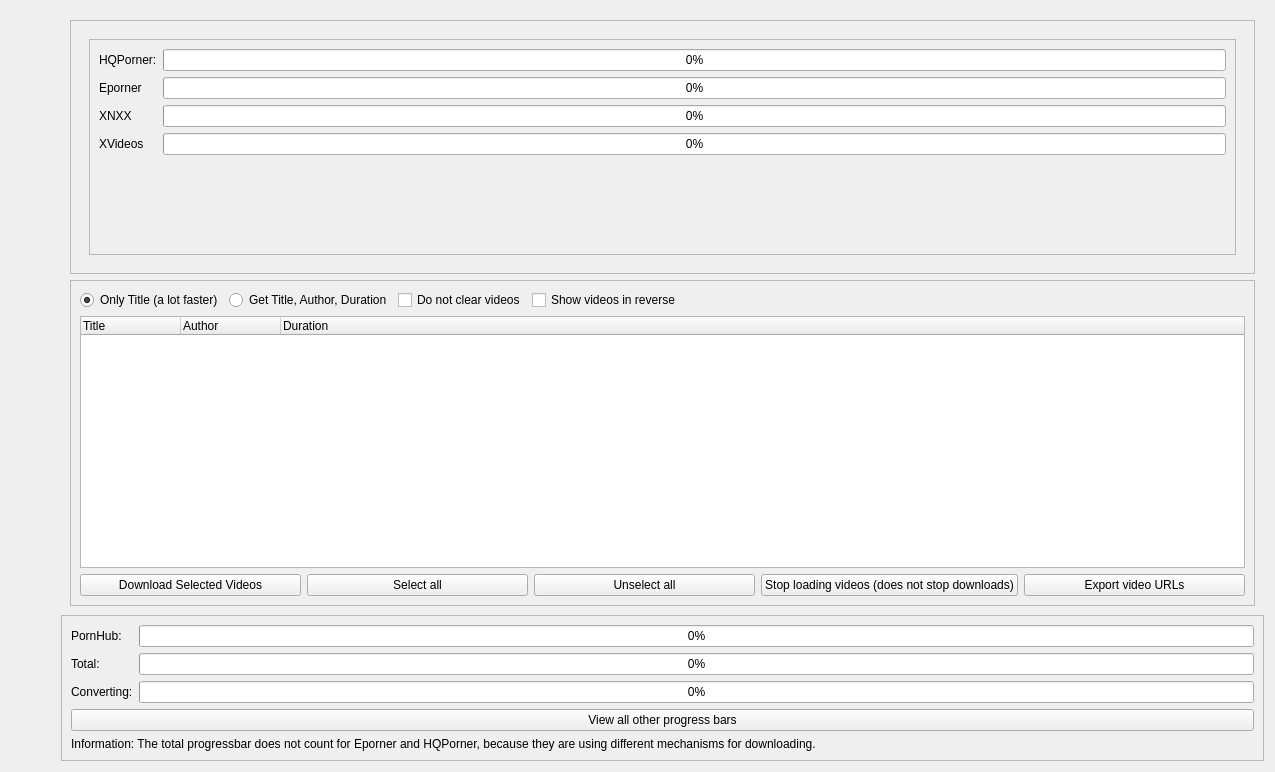
This is src/frontend/form_desktop.ui in EchterAlsFake/Porn_Fetch as Qt 5 draws it before an edit. The edited form follows.
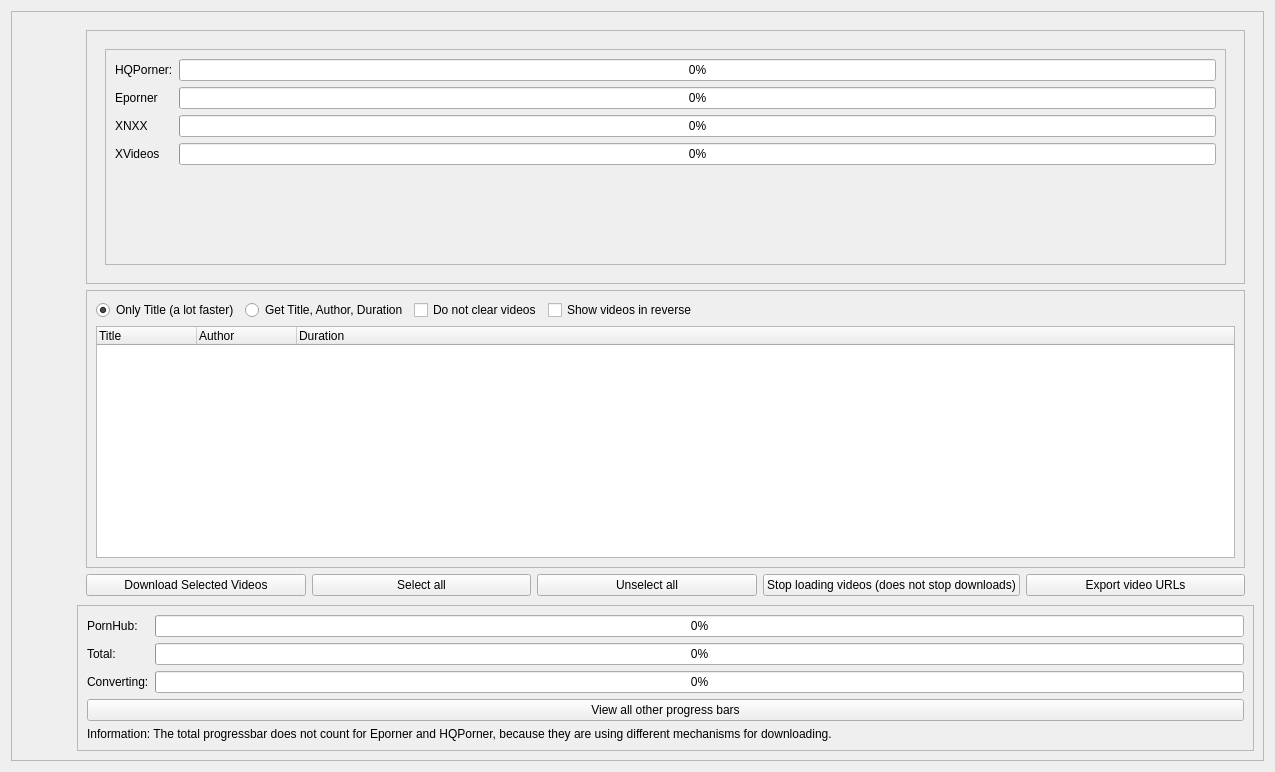
This is the edited form.

Commit message: - first attempt of fixing the layout

```diff
--- a/src/frontend/form_desktop.ui
+++ b/src/frontend/form_desktop.ui
@@ -27,157 +27,25 @@
   </property>
   <layout class="QGridLayout" name="gridLayout_16">
    <item row="0" column="0">
-    <layout class="QGridLayout" name="main_gridlayout">
-     <property name="spacing">
-      <number>0</number>
+    <widget class="QScrollArea" name="scroll_area_really_important_lol">
+     <property name="horizontalScrollBarPolicy">
+      <enum>Qt::ScrollBarAsNeeded</enum>
      </property>
-     <item row="0" column="0">
-      <layout class="QVBoxLayout" name="verticallayout_sidebar">
-       <item>
-        <widget class="QPushButton" name="button_switch_home">
-         <property name="minimumSize">
-          <size>
-           <width>50</width>
-           <height>50</height>
-          </size>
-         </property>
-         <property name="cursor">
-          <cursorShape>PointingHandCursor</cursorShape>
-         </property>
-         <property name="styleSheet">
-          <string notr="true">border: none</string>
-         </property>
-         <property name="text">
-          <string/>
-         </property>
-         <property name="iconSize">
-          <size>
-           <width>32</width>
-           <height>32</height>
-          </size>
-         </property>
-        </widget>
-       </item>
-       <item>
-        <widget class="QPushButton" name="button_switch_account">
-         <property name="minimumSize">
-          <size>
-           <width>50</width>
-           <height>50</height>
-          </size>
-         </property>
-         <property name="cursor">
-          <cursorShape>PointingHandCursor</cursorShape>
-         </property>
-         <property name="styleSheet">
-          <string notr="true">border: none</string>
-         </property>
-         <property name="text">
-          <string/>
-         </property>
-         <property name="iconSize">
-          <size>
-           <width>32</width>
-           <height>32</height>
-          </size>
-         </property>
-        </widget>
-       </item>
-       <item>
-        <widget class="QPushButton" name="button_switch_tools">
-         <property name="minimumSize">
-          <size>
-           <width>50</width>
-           <height>50</height>
-          </size>
-         </property>
-         <property name="font">
-          <font>
-           <pointsize>9</pointsize>
-          </font>
-         </property>
-         <property name="cursor">
-          <cursorShape>PointingHandCursor</cursorShape>
-         </property>
-         <property name="styleSheet">
-          <string notr="true">border: none</string>
-         </property>
-         <property name="text">
-          <string/>
-         </property>
-         <property name="iconSize">
-          <size>
-           <width>32</width>
-           <height>32</height>
-          </size>
-         </property>
-        </widget>
-       </item>
-       <item>
-        <widget class="QPushButton" name="button_switch_settings">
-         <property name="minimumSize">
-          <size>
-           <width>50</width>
-           <height>50</height>
-          </size>
-         </property>
-         <property name="cursor">
-          <cursorShape>PointingHandCursor</cursorShape>
-         </property>
-         <property name="styleSheet">
-          <string notr="true">border: none;</string>
-         </property>
-         <property name="text">
-          <string/>
-         </property>
-         <property name="iconSize">
-          <size>
-           <width>32</width>
-           <height>32</height>
-          </size>
-         </property>
-        </widget>
-       </item>
-       <item>
-        <widget class="QPushButton" name="button_switch_credits">
-         <property name="minimumSize">
-          <size>
-           <width>50</width>
-           <height>50</height>
-          </size>
-         </property>
-         <property name="cursor">
-          <cursorShape>PointingHandCursor</cursorShape>
-         </property>
-         <property name="styleSheet">
-          <string notr="true">border: none;</string>
-         </property>
-         <property name="text">
-          <string/>
-         </property>
-         <property name="iconSize">
-          <size>
-           <width>32</width>
-           <height>32</height>
-          </size>
-         </property>
-        </widget>
-       </item>
-       <item>
-        <spacer name="vertical_spacer_sidebar">
-         <property name="orientation">
-          <enum>Qt::Vertical</enum>
-         </property>
-         <property name="sizeHint" stdset="0">
-          <size>
-           <width>20</width>
-           <height>40</height>
-          </size>
-         </property>
-        </spacer>
-       </item>
-      </layout>
-     </item>
+     <property name="widgetResizable">
+      <bool>true</bool>
+     </property>
+     <widget class="QWidget" name="scrollAreaWidgetContents_4">
+      <property name="geometry">
+       <rect>
+        <x>0</x>
+        <y>0</y>
+        <width>1255</width>
+        <height>752</height>
+       </rect>
+      </property>
+      <layout class="QGridLayout" name="gridLayout_22">
+       <item row="0" column="0">
+        <layout class="QGridLayout" name="gridLayout_21">
      <item row="0" column="1">
       <widget class="QWidget" name="main_widget" native="true">
        <layout class="QGridLayout" name="gridLayout_13">
@@ -196,133 +64,6 @@
         <property name="spacing">
          <number>0</number>
         </property>
-        <item row="2" column="0">
-         <widget class="QScrollArea" name="scrollarea_status">
-          <property name="sizePolicy">
-           <sizepolicy hsizetype="Minimum" vsizetype="Maximum">
-            <horstretch>0</horstretch>
-            <verstretch>0</verstretch>
-           </sizepolicy>
-          </property>
-          <property name="widgetResizable">
-           <bool>true</bool>
-          </property>
-          <widget class="QWidget" name="scrollAreaWidgetContents_5">
-           <property name="geometry">
-            <rect>
-             <x>0</x>
-             <y>0</y>
-             <width>1201</width>
-             <height>146</height>
-            </rect>
-           </property>
-           <layout class="QGridLayout" name="gridLayout_33">
-            <item row="1" column="0">
-             <layout class="QGridLayout" name="gridlayout_status">
-              <item row="0" column="0">
-               <widget class="QLabel" name="label_progress_pornhub">
-                <property name="sizePolicy">
-                 <sizepolicy hsizetype="Fixed" vsizetype="Fixed">
-                  <horstretch>0</horstretch>
-                  <verstretch>0</verstretch>
-                 </sizepolicy>
-                </property>
-                <property name="text">
-                 <string>PornHub:</string>
-                </property>
-               </widget>
-              </item>
-              <item row="0" column="1">
-               <widget class="QProgressBar" name="progressbar_pornhub">
-                <property name="sizePolicy">
-                 <sizepolicy hsizetype="MinimumExpanding" vsizetype="Fixed">
-                  <horstretch>0</horstretch>
-                  <verstretch>0</verstretch>
-                 </sizepolicy>
-                </property>
-                <property name="minimumSize">
-                 <size>
-                  <width>300</width>
-                  <height>0</height>
-                 </size>
-                </property>
-                <property name="value">
-                 <number>0</number>
-                </property>
-               </widget>
-              </item>
-              <item row="1" column="0">
-               <widget class="QLabel" name="label_total_progress">
-                <property name="sizePolicy">
-                 <sizepolicy hsizetype="Fixed" vsizetype="Fixed">
-                  <horstretch>0</horstretch>
-                  <verstretch>0</verstretch>
-                 </sizepolicy>
-                </property>
-                <property name="text">
-                 <string>Total:</string>
-                </property>
-               </widget>
-              </item>
-              <item row="1" column="1">
-               <widget class="QProgressBar" name="progressbar_total">
-                <property name="sizePolicy">
-                 <sizepolicy hsizetype="MinimumExpanding" vsizetype="Fixed">
-                  <horstretch>0</horstretch>
-                  <verstretch>0</verstretch>
-                 </sizepolicy>
-                </property>
-                <property name="minimumSize">
-                 <size>
-                  <width>300</width>
-                  <height>0</height>
-                 </size>
-                </property>
-                <property name="value">
-                 <number>0</number>
-                </property>
-               </widget>
-              </item>
-              <item row="9" column="0" colspan="2">
-               <widget class="QLabel" name="label_progress_information">
-                <property name="sizePolicy">
-                 <sizepolicy hsizetype="Fixed" vsizetype="Fixed">
-                  <horstretch>0</horstretch>
-                  <verstretch>0</verstretch>
-                 </sizepolicy>
-                </property>
-                <property name="text">
-                 <string>Information: The total progressbar does not count for Eporner and HQPorner, because they are using different mechanisms for downloading.</string>
-                </property>
-               </widget>
-              </item>
-              <item row="8" column="0" colspan="2">
-               <widget class="QPushButton" name="button_view_all_progress_bars">
-                <property name="text">
-                 <string>View all other progress bars</string>
-                </property>
-               </widget>
-              </item>
-              <item row="2" column="0">
-               <widget class="QLabel" name="label_progress_converting">
-                <property name="text">
-                 <string>Converting:</string>
-                </property>
-               </widget>
-              </item>
-              <item row="2" column="1">
-               <widget class="QProgressBar" name="progressbar_converting">
-                <property name="value">
-                 <number>0</number>
-                </property>
-               </widget>
-              </item>
-             </layout>
-            </item>
-           </layout>
-          </widget>
-         </widget>
-        </item>
         <item row="1" column="0">
          <widget class="QStackedWidget" name="stacked_widget_main">
           <property name="styleSheet">
@@ -333,203 +74,7 @@
           </property>
           <widget class="QWidget" name="widget">
            <layout class="QGridLayout" name="gridLayout_8">
-            <item row="1" column="0">
-             <layout class="QVBoxLayout" name="verticallayout_treewidget">
-              <item>
-               <widget class="QScrollArea" name="scrollarea_treewidget">
-                <property name="widgetResizable">
-                 <bool>true</bool>
-                </property>
-                <widget class="QWidget" name="scrollAreaWidgetContents_3">
-                 <property name="geometry">
-                  <rect>
-                   <x>0</x>
-                   <y>0</y>
-                   <width>1181</width>
-                   <height>318</height>
-                  </rect>
-                 </property>
-                 <layout class="QGridLayout" name="gridLayout_4">
-                  <item row="1" column="0">
-                   <layout class="QHBoxLayout" name="horizontallayout_treewidget_buttons">
-                    <item>
-                     <widget class="QPushButton" name="button_tree_download">
-                      <property name="cursor">
-                       <cursorShape>PointingHandCursor</cursorShape>
-                      </property>
-                      <property name="styleSheet">
-                       <string notr="true"/>
-                      </property>
-                      <property name="text">
-                       <string>Download Selected Videos</string>
-                      </property>
-                     </widget>
-                    </item>
-                    <item>
-                     <widget class="QPushButton" name="button_tree_select_all">
-                      <property name="cursor">
-                       <cursorShape>PointingHandCursor</cursorShape>
-                      </property>
-                      <property name="styleSheet">
-                       <string notr="true"/>
-                      </property>
-                      <property name="text">
-                       <string>Select all</string>
-                      </property>
-                     </widget>
-                    </item>
-                    <item>
-                     <widget class="QPushButton" name="button_tree_unselect_all">
-                      <property name="cursor">
-                       <cursorShape>PointingHandCursor</cursorShape>
-                      </property>
-                      <property name="styleSheet">
-                       <string notr="true"/>
-                      </property>
-                      <property name="text">
-                       <string>Unselect all</string>
-                      </property>
-                     </widget>
-                    </item>
-                    <item>
-                     <widget class="QPushButton" name="button_stop">
-                      <property name="text">
-                       <string>Stop loading videos (does not stop downloads)</string>
-                      </property>
-                     </widget>
-                    </item>
-                    <item>
-                     <widget class="QPushButton" name="button_export_video_urls">
-                      <property name="text">
-                       <string>Export video URLs</string>
-                      </property>
-                     </widget>
-                    </item>
-                   </layout>
-                  </item>
-                  <item row="0" column="0">
-                   <layout class="QVBoxLayout" name="verticallayout_treewidget_settings">
-                    <item>
-                     <layout class="QHBoxLayout" name="horizontallayout_treewidget_settings">
-                      <item>
-                       <widget class="QRadioButton" name="radio_tree_show_title">
-                        <property name="sizePolicy">
-                         <sizepolicy hsizetype="Fixed" vsizetype="Fixed">
-                          <horstretch>0</horstretch>
-                          <verstretch>0</verstretch>
-                         </sizepolicy>
-                        </property>
-                        <property name="cursor">
-                         <cursorShape>PointingHandCursor</cursorShape>
-                        </property>
-                        <property name="text">
-                         <string>Only Title (a lot faster)</string>
-                        </property>
-                        <property name="checked">
-                         <bool>true</bool>
-                        </property>
-                       </widget>
-                      </item>
-                      <item>
-                       <widget class="QRadioButton" name="radio_tree_show_all">
-                        <property name="sizePolicy">
-                         <sizepolicy hsizetype="Fixed" vsizetype="Fixed">
-                          <horstretch>0</horstretch>
-                          <verstretch>0</verstretch>
-                         </sizepolicy>
-                        </property>
-                        <property name="cursor">
-                         <cursorShape>PointingHandCursor</cursorShape>
-                        </property>
-                        <property name="toolTip">
-                         <string/>
-                        </property>
-                        <property name="styleSheet">
-                         <string notr="true"/>
-                        </property>
-                        <property name="text">
-                         <string>Get Title, Author, Duration</string>
-                        </property>
-                        <property name="checkable">
-                         <bool>true</bool>
-                        </property>
-                        <property name="checked">
-                         <bool>false</bool>
-                        </property>
-                       </widget>
-                      </item>
-                      <item>
-                       <widget class="QCheckBox" name="checkbox_do_not_clear_videos">
-                        <property name="text">
-                         <string>Do not clear videos</string>
-                        </property>
-                       </widget>
-                      </item>
-                      <item>
-                       <widget class="QCheckBox" name="checkbox_show_videos_reversed">
-                        <property name="cursor">
-                         <cursorShape>PointingHandCursor</cursorShape>
-                        </property>
-                        <property name="text">
-                         <string>Show videos in reverse</string>
-                        </property>
-                       </widget>
-                      </item>
-                      <item>
-                       <spacer name="horizontalSpacer">
-                        <property name="orientation">
-                         <enum>Qt::Horizontal</enum>
-                        </property>
-                        <property name="sizeHint" stdset="0">
-                         <size>
-                          <width>40</width>
-                          <height>20</height>
-                         </size>
-                        </property>
-                       </spacer>
-                      </item>
-                     </layout>
-                    </item>
-                    <item>
-                     <widget class="QTreeWidget" name="treeWidget">
-                      <property name="sizePolicy">
-                       <sizepolicy hsizetype="MinimumExpanding" vsizetype="MinimumExpanding">
-                        <horstretch>0</horstretch>
-                        <verstretch>0</verstretch>
-                       </sizepolicy>
-                      </property>
-                      <property name="minimumSize">
-                       <size>
-                        <width>100</width>
-                        <height>200</height>
-                       </size>
-                      </property>
-                      <column>
-                       <property name="text">
-                        <string notr="true">Title</string>
-                       </property>
-                      </column>
-                      <column>
-                       <property name="text">
-                        <string>Author</string>
-                       </property>
-                      </column>
-                      <column>
-                       <property name="text">
-                        <string>Duration</string>
-                       </property>
-                      </column>
-                     </widget>
-                    </item>
-                   </layout>
-                  </item>
-                 </layout>
-                </widget>
-               </widget>
-              </item>
-             </layout>
-            </item>
-            <item row="0" column="0">
+                <item row="0" column="1">
              <widget class="QScrollArea" name="scrollarea_stacked_top">
               <property name="sizePolicy">
                <sizepolicy hsizetype="Expanding" vsizetype="Maximum">
@@ -551,7 +96,7 @@
                 <rect>
                  <x>0</x>
                  <y>0</y>
-                 <width>1183</width>
+                     <width>1157</width>
                  <height>256</height>
                 </rect>
                </property>
@@ -1097,7 +642,7 @@
                         <rect>
                          <x>0</x>
                          <y>0</y>
-                         <width>1145</width>
+                             <width>1119</width>
                          <height>218</height>
                         </rect>
                        </property>
@@ -1525,6 +1070,202 @@
               </widget>
              </widget>
             </item>
+                <item row="1" column="1">
+                 <layout class="QVBoxLayout" name="verticallayout_treewidget">
+                  <item>
+                   <widget class="QScrollArea" name="scrollarea_treewidget">
+                    <property name="widgetResizable">
+                     <bool>true</bool>
+                    </property>
+                    <widget class="QWidget" name="scrollAreaWidgetContents_3">
+                     <property name="geometry">
+                      <rect>
+                       <x>0</x>
+                       <y>0</y>
+                       <width>1155</width>
+                       <height>268</height>
+                      </rect>
+                     </property>
+                     <layout class="QGridLayout" name="gridLayout_4">
+                      <item row="0" column="0">
+                       <layout class="QVBoxLayout" name="verticallayout_treewidget_settings">
+                        <item>
+                         <layout class="QHBoxLayout" name="horizontallayout_treewidget_settings">
+                          <item>
+                           <widget class="QRadioButton" name="radio_tree_show_title">
+                            <property name="sizePolicy">
+                             <sizepolicy hsizetype="Fixed" vsizetype="Fixed">
+                              <horstretch>0</horstretch>
+                              <verstretch>0</verstretch>
+                             </sizepolicy>
+                            </property>
+                            <property name="cursor">
+                             <cursorShape>PointingHandCursor</cursorShape>
+                            </property>
+                            <property name="text">
+                             <string>Only Title (a lot faster)</string>
+                            </property>
+                            <property name="checked">
+                             <bool>true</bool>
+                            </property>
+                           </widget>
+                          </item>
+                          <item>
+                           <widget class="QRadioButton" name="radio_tree_show_all">
+                            <property name="sizePolicy">
+                             <sizepolicy hsizetype="Fixed" vsizetype="Fixed">
+                              <horstretch>0</horstretch>
+                              <verstretch>0</verstretch>
+                             </sizepolicy>
+                            </property>
+                            <property name="cursor">
+                             <cursorShape>PointingHandCursor</cursorShape>
+                            </property>
+                            <property name="toolTip">
+                             <string/>
+                            </property>
+                            <property name="styleSheet">
+                             <string notr="true"/>
+                            </property>
+                            <property name="text">
+                             <string>Get Title, Author, Duration</string>
+                            </property>
+                            <property name="checkable">
+                             <bool>true</bool>
+                            </property>
+                            <property name="checked">
+                             <bool>false</bool>
+                            </property>
+                           </widget>
+                          </item>
+                          <item>
+                           <widget class="QCheckBox" name="checkbox_do_not_clear_videos">
+                            <property name="text">
+                             <string>Do not clear videos</string>
+                            </property>
+                           </widget>
+                          </item>
+                          <item>
+                           <widget class="QCheckBox" name="checkbox_show_videos_reversed">
+                            <property name="cursor">
+                             <cursorShape>PointingHandCursor</cursorShape>
+                            </property>
+                            <property name="text">
+                             <string>Show videos in reverse</string>
+                            </property>
+                           </widget>
+                          </item>
+                          <item>
+                           <spacer name="horizontalSpacer">
+                            <property name="orientation">
+                             <enum>Qt::Horizontal</enum>
+                            </property>
+                            <property name="sizeHint" stdset="0">
+                             <size>
+                              <width>40</width>
+                              <height>20</height>
+                             </size>
+                            </property>
+                           </spacer>
+                          </item>
+                         </layout>
+                        </item>
+                        <item>
+                         <widget class="QTreeWidget" name="treeWidget">
+                          <property name="sizePolicy">
+                           <sizepolicy hsizetype="MinimumExpanding" vsizetype="MinimumExpanding">
+                            <horstretch>0</horstretch>
+                            <verstretch>0</verstretch>
+                           </sizepolicy>
+                          </property>
+                          <property name="minimumSize">
+                           <size>
+                            <width>100</width>
+                            <height>200</height>
+                           </size>
+                          </property>
+                          <column>
+                           <property name="text">
+                            <string notr="true">Title</string>
+                           </property>
+                          </column>
+                          <column>
+                           <property name="text">
+                            <string>Author</string>
+                           </property>
+                          </column>
+                          <column>
+                           <property name="text">
+                            <string>Duration</string>
+                           </property>
+                          </column>
+                         </widget>
+                        </item>
+                       </layout>
+                      </item>
+                     </layout>
+                    </widget>
+                   </widget>
+                  </item>
+                 </layout>
+                </item>
+                <item row="2" column="1">
+                 <layout class="QHBoxLayout" name="horizontallayout_treewidget_buttons">
+                  <item>
+                   <widget class="QPushButton" name="button_tree_download">
+                    <property name="cursor">
+                     <cursorShape>PointingHandCursor</cursorShape>
+                    </property>
+                    <property name="styleSheet">
+                     <string notr="true"/>
+                    </property>
+                    <property name="text">
+                     <string>Download Selected Videos</string>
+                    </property>
+                   </widget>
+                  </item>
+                  <item>
+                   <widget class="QPushButton" name="button_tree_select_all">
+                    <property name="cursor">
+                     <cursorShape>PointingHandCursor</cursorShape>
+                    </property>
+                    <property name="styleSheet">
+                     <string notr="true"/>
+                    </property>
+                    <property name="text">
+                     <string>Select all</string>
+                    </property>
+                   </widget>
+                  </item>
+                  <item>
+                   <widget class="QPushButton" name="button_tree_unselect_all">
+                    <property name="cursor">
+                     <cursorShape>PointingHandCursor</cursorShape>
+                    </property>
+                    <property name="styleSheet">
+                     <string notr="true"/>
+                    </property>
+                    <property name="text">
+                     <string>Unselect all</string>
+                    </property>
+                   </widget>
+                  </item>
+                  <item>
+                   <widget class="QPushButton" name="button_stop">
+                    <property name="text">
+                     <string>Stop loading videos (does not stop downloads)</string>
+                    </property>
+                   </widget>
+                  </item>
+                  <item>
+                   <widget class="QPushButton" name="button_export_video_urls">
+                    <property name="text">
+                     <string>Export video URLs</string>
+                    </property>
+                   </widget>
+                  </item>
+                 </layout>
+                </item>
            </layout>
           </widget>
           <widget class="QWidget" name="page_settings">
@@ -2324,10 +2065,288 @@
           </widget>
          </widget>
         </item>
-       </layout>
-      </widget>
-     </item>
-    </layout>
+            <item row="2" column="0">
+             <widget class="QScrollArea" name="scrollarea_status">
+              <property name="sizePolicy">
+               <sizepolicy hsizetype="Minimum" vsizetype="Maximum">
+                <horstretch>0</horstretch>
+                <verstretch>0</verstretch>
+               </sizepolicy>
+              </property>
+              <property name="widgetResizable">
+               <bool>true</bool>
+              </property>
+              <widget class="QWidget" name="scrollAreaWidgetContents_5">
+               <property name="geometry">
+                <rect>
+                 <x>0</x>
+                 <y>0</y>
+                 <width>1175</width>
+                 <height>146</height>
+                </rect>
+               </property>
+               <layout class="QGridLayout" name="gridLayout_33">
+                <item row="1" column="0">
+                 <layout class="QGridLayout" name="gridlayout_status">
+                  <item row="0" column="0">
+                   <widget class="QLabel" name="label_progress_pornhub">
+                    <property name="sizePolicy">
+                     <sizepolicy hsizetype="Fixed" vsizetype="Fixed">
+                      <horstretch>0</horstretch>
+                      <verstretch>0</verstretch>
+                     </sizepolicy>
+                    </property>
+                    <property name="text">
+                     <string>PornHub:</string>
+                    </property>
+                   </widget>
+                  </item>
+                  <item row="0" column="1">
+                   <widget class="QProgressBar" name="progressbar_pornhub">
+                    <property name="sizePolicy">
+                     <sizepolicy hsizetype="MinimumExpanding" vsizetype="Fixed">
+                      <horstretch>0</horstretch>
+                      <verstretch>0</verstretch>
+                     </sizepolicy>
+                    </property>
+                    <property name="minimumSize">
+                     <size>
+                      <width>300</width>
+                      <height>0</height>
+                     </size>
+                    </property>
+                    <property name="value">
+                     <number>0</number>
+                    </property>
+                   </widget>
+                  </item>
+                  <item row="1" column="0">
+                   <widget class="QLabel" name="label_total_progress">
+                    <property name="sizePolicy">
+                     <sizepolicy hsizetype="Fixed" vsizetype="Fixed">
+                      <horstretch>0</horstretch>
+                      <verstretch>0</verstretch>
+                     </sizepolicy>
+                    </property>
+                    <property name="text">
+                     <string>Total:</string>
+                    </property>
+                   </widget>
+                  </item>
+                  <item row="1" column="1">
+                   <widget class="QProgressBar" name="progressbar_total">
+                    <property name="sizePolicy">
+                     <sizepolicy hsizetype="MinimumExpanding" vsizetype="Fixed">
+                      <horstretch>0</horstretch>
+                      <verstretch>0</verstretch>
+                     </sizepolicy>
+                    </property>
+                    <property name="minimumSize">
+                     <size>
+                      <width>300</width>
+                      <height>0</height>
+                     </size>
+                    </property>
+                    <property name="value">
+                     <number>0</number>
+                    </property>
+                   </widget>
+                  </item>
+                  <item row="9" column="0" colspan="2">
+                   <widget class="QLabel" name="label_progress_information">
+                    <property name="sizePolicy">
+                     <sizepolicy hsizetype="Fixed" vsizetype="Fixed">
+                      <horstretch>0</horstretch>
+                      <verstretch>0</verstretch>
+                     </sizepolicy>
+                    </property>
+                    <property name="text">
+                     <string>Information: The total progressbar does not count for Eporner and HQPorner, because they are using different mechanisms for downloading.</string>
+                    </property>
+                   </widget>
+                  </item>
+                  <item row="8" column="0" colspan="2">
+                   <widget class="QPushButton" name="button_view_all_progress_bars">
+                    <property name="text">
+                     <string>View all other progress bars</string>
+                    </property>
+                   </widget>
+                  </item>
+                  <item row="2" column="0">
+                   <widget class="QLabel" name="label_progress_converting">
+                    <property name="text">
+                     <string>Converting:</string>
+                    </property>
+                   </widget>
+                  </item>
+                  <item row="2" column="1">
+                   <widget class="QProgressBar" name="progressbar_converting">
+                    <property name="value">
+                     <number>0</number>
+                    </property>
+                   </widget>
+                  </item>
+                 </layout>
+                </item>
+               </layout>
+              </widget>
+             </widget>
+            </item>
+           </layout>
+          </widget>
+         </item>
+         <item row="0" column="0">
+          <layout class="QVBoxLayout" name="verticallayout_sidebar">
+           <item>
+            <widget class="QPushButton" name="button_switch_home">
+             <property name="minimumSize">
+              <size>
+               <width>50</width>
+               <height>50</height>
+              </size>
+             </property>
+             <property name="cursor">
+              <cursorShape>PointingHandCursor</cursorShape>
+             </property>
+             <property name="styleSheet">
+              <string notr="true">border: none</string>
+             </property>
+             <property name="text">
+              <string/>
+             </property>
+             <property name="iconSize">
+              <size>
+               <width>32</width>
+               <height>32</height>
+              </size>
+             </property>
+            </widget>
+           </item>
+           <item>
+            <widget class="QPushButton" name="button_switch_account">
+             <property name="minimumSize">
+              <size>
+               <width>50</width>
+               <height>50</height>
+              </size>
+             </property>
+             <property name="cursor">
+              <cursorShape>PointingHandCursor</cursorShape>
+             </property>
+             <property name="styleSheet">
+              <string notr="true">border: none</string>
+             </property>
+             <property name="text">
+              <string/>
+             </property>
+             <property name="iconSize">
+              <size>
+               <width>32</width>
+               <height>32</height>
+              </size>
+             </property>
+            </widget>
+           </item>
+           <item>
+            <widget class="QPushButton" name="button_switch_tools">
+             <property name="minimumSize">
+              <size>
+               <width>50</width>
+               <height>50</height>
+              </size>
+             </property>
+             <property name="font">
+              <font>
+               <pointsize>9</pointsize>
+              </font>
+             </property>
+             <property name="cursor">
+              <cursorShape>PointingHandCursor</cursorShape>
+             </property>
+             <property name="styleSheet">
+              <string notr="true">border: none</string>
+             </property>
+             <property name="text">
+              <string/>
+             </property>
+             <property name="iconSize">
+              <size>
+               <width>32</width>
+               <height>32</height>
+              </size>
+             </property>
+            </widget>
+           </item>
+           <item>
+            <widget class="QPushButton" name="button_switch_settings">
+             <property name="minimumSize">
+              <size>
+               <width>50</width>
+               <height>50</height>
+              </size>
+             </property>
+             <property name="cursor">
+              <cursorShape>PointingHandCursor</cursorShape>
+             </property>
+             <property name="styleSheet">
+              <string notr="true">border: none;</string>
+             </property>
+             <property name="text">
+              <string/>
+             </property>
+             <property name="iconSize">
+              <size>
+               <width>32</width>
+               <height>32</height>
+              </size>
+             </property>
+            </widget>
+           </item>
+           <item>
+            <widget class="QPushButton" name="button_switch_credits">
+             <property name="minimumSize">
+              <size>
+               <width>50</width>
+               <height>50</height>
+              </size>
+             </property>
+             <property name="cursor">
+              <cursorShape>PointingHandCursor</cursorShape>
+             </property>
+             <property name="styleSheet">
+              <string notr="true">border: none;</string>
+             </property>
+             <property name="text">
+              <string/>
+             </property>
+             <property name="iconSize">
+              <size>
+               <width>32</width>
+               <height>32</height>
+              </size>
+             </property>
+            </widget>
+           </item>
+           <item>
+            <spacer name="vertical_spacer_sidebar">
+             <property name="orientation">
+              <enum>Qt::Vertical</enum>
+             </property>
+             <property name="sizeHint" stdset="0">
+              <size>
+               <width>20</width>
+               <height>40</height>
+              </size>
+             </property>
+            </spacer>
+           </item>
+          </layout>
+         </item>
+        </layout>
+       </item>
+      </layout>
+     </widget>
+    </widget>
    </item>
   </layout>
  </widget>
```
Left out of the diff: 4 changed lines with no effect on the pictures. Lines whose indentation alone changed are shown as unchanged. The commit also changes 4 other files.
